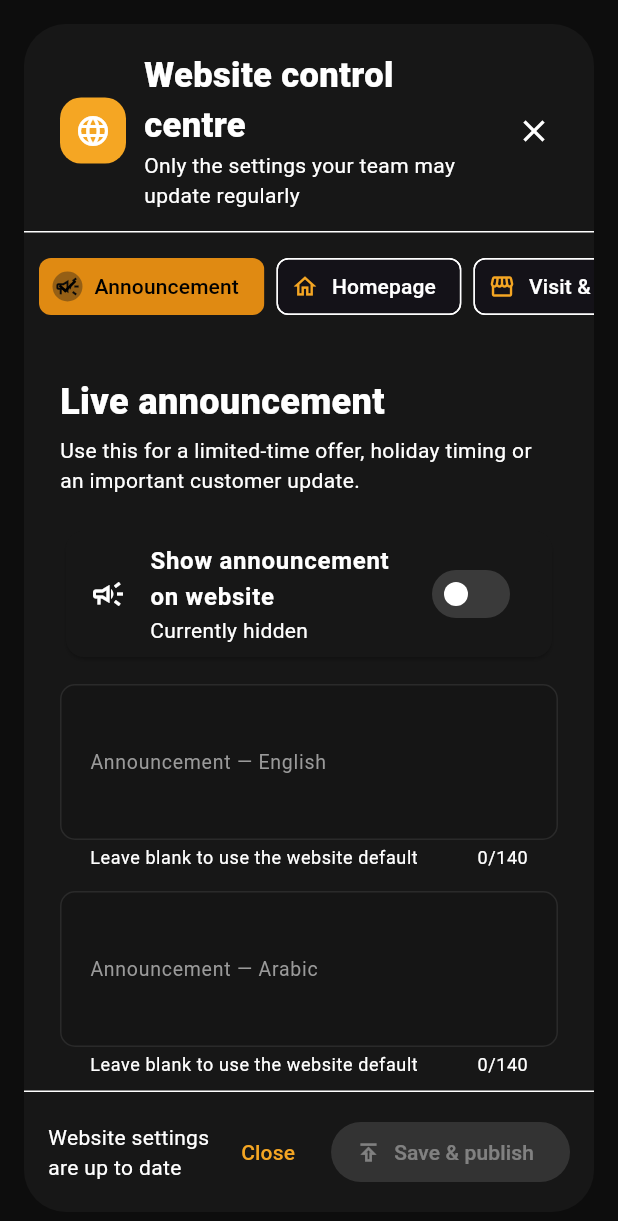
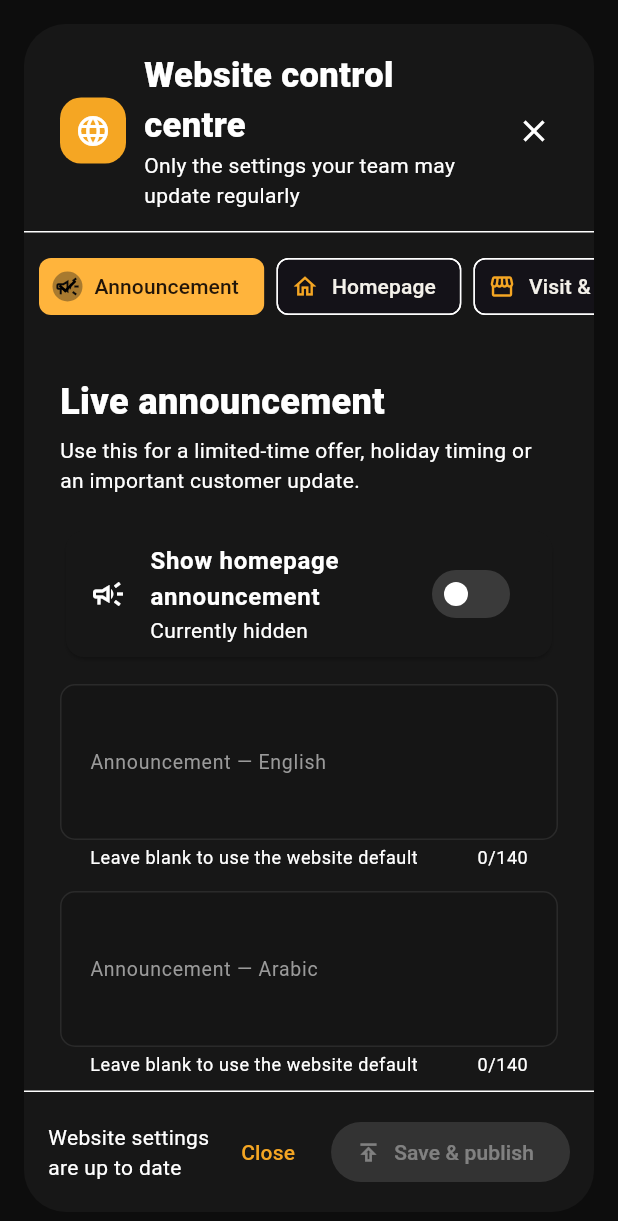
Before and after one commit to aadi-jee/meerath-admin-web-app, a Flutter app: the WebsiteContentEditor widget shown alone on an empty page, opened directly, on a phone screen of 412 x 824 dp. Shown: the top 1221 px of the screen. Run offline on Flutter 3.47's test engine with Material 3 defaults, Android fonts, the phone set to English and light mode, and no system bars; our stand-ins replace file_picker, supabase_flutter; accounts and stored records are empty.

Commit message:
Add catering content controls and improve settings UI

```diff
--- a/lib/screens/website_content_editor.dart
+++ b/lib/screens/website_content_editor.dart
@@ -19,11 +19,17 @@ class _WebsiteContentEditorState extends State<WebsiteContentEditor> {
   Map<String, dynamic> _original = {};
   List<Map<String, dynamic>> _items = [];
   bool _announcementEnabled = false;
+  bool _cateringAnnouncementEnabled = false;
   bool _loading = true, _busy = false, _dirty = false, _loaded = false;
   int _revision = 0, _section = 0;
   String? _error;
 
   static const fields = <String, String>{
+    'snapchat_url': 'Snapchat link',
+    'catering_announcement_en': 'Catering announcement — English',
+    'catering_announcement_ar': 'Catering announcement — Arabic',
+    'catering_occasions_en': 'Occasions — English (separate with |)',
+    'catering_occasions_ar': 'Occasions — Arabic (separate with |)',
     'announcement_en': 'Announcement — English',
     'announcement_ar': 'Announcement — Arabic',
     'hero_url': 'Homepage cover',
@@ -50,11 +56,7 @@ class _WebsiteContentEditorState extends State<WebsiteContentEditor> {
     'catering_gallery_6_url': 'Portfolio photo 6',
   };
   static const sections = [
-    (
-      Icons.campaign_outlined,
-      'Announcement',
-      'Short message shown across the website',
-    ),
+    (Icons.campaign_outlined, 'Announcement', 'Homepage and catering messages'),
     (Icons.home_outlined, 'Homepage', 'Cover, heading and introduction'),
     (
       Icons.storefront_outlined,
@@ -91,7 +93,9 @@ class _WebsiteContentEditorState extends State<WebsiteContentEditor> {
     try {
       final row = await _repo.load();
       final items = await _menu.loadMenuItems();
-      if (!mounted) return;
+      if (!mounted) {
+        return;
+      }
       final data = Map<String, dynamic>.from(row?['content'] as Map? ?? {});
       for (final field in _fields.entries) {
         field.value.text = data[field.key] as String? ?? '';
@@ -102,15 +106,21 @@ class _WebsiteContentEditorState extends State<WebsiteContentEditor> {
       setState(() {
         _original = data;
         _announcementEnabled = data['announcement_enabled'] == true;
+        _cateringAnnouncementEnabled =
+            data['catering_announcement_enabled'] == true;
         _revision = (row?['revision'] as num?)?.toInt() ?? 0;
         _items = items;
         _dirty = false;
         _loaded = true;
       });
     } catch (e) {
-      if (mounted) setState(() => _error = MenuRepository.errorMessage(e));
+      if (mounted) {
+        setState(() => _error = MenuRepository.errorMessage(e));
+      }
     } finally {
-      if (mounted) setState(() => _loading = false);
+      if (mounted) {
+        setState(() => _loading = false);
+      }
     }
   }
 
@@ -123,7 +133,9 @@ class _WebsiteContentEditorState extends State<WebsiteContentEditor> {
   }
 
   Future<void> _close() async {
-    if (_busy) return;
+    if (_busy) {
+      return;
+    }
     if (_dirty) {
       final discard = await showDialog<bool>(
         context: context,
@@ -144,9 +156,13 @@ class _WebsiteContentEditorState extends State<WebsiteContentEditor> {
           ],
         ),
       );
-      if (discard != true || !mounted) return;
+      if (discard != true || !mounted) {
+        return;
+      }
     }
-    if (mounted) Navigator.pop(context);
+    if (mounted) {
+      Navigator.pop(context);
+    }
   }
 
   Future<void> _upload(String key) async {
@@ -156,7 +172,9 @@ class _WebsiteContentEditorState extends State<WebsiteContentEditor> {
     });
     try {
       final file = await FilePicker.pickFile(type: FileType.image);
-      if (file == null) return;
+      if (file == null) {
+        return;
+      }
       if (await file.length() > 5 * 1024 * 1024) {
         throw const FormatException('Choose a JPG, PNG or WebP under 5 MB.');
       }
@@ -168,18 +186,32 @@ class _WebsiteContentEditorState extends State<WebsiteContentEditor> {
         });
       }
     } catch (e) {
-      if (mounted) setState(() => _error = MenuRepository.errorMessage(e));
+      if (mounted) {
+        setState(() => _error = MenuRepository.errorMessage(e));
+      }
     } finally {
-      if (mounted) setState(() => _busy = false);
+      if (mounted) {
+        setState(() => _busy = false);
+      }
     }
   }
 
   int _limit(String key) {
-    if (key.startsWith('announcement_')) return 140;
-    if (key.startsWith('heading_')) return 90;
-    if (key.startsWith('intro_')) return 260;
-    if (key.startsWith('address_')) return 220;
-    if (key.startsWith('hours_')) return 180;
+    if (key.contains('announcement_')) {
+      return 140;
+    }
+    if (key.startsWith('heading_')) {
+      return 90;
+    }
+    if (key.startsWith('intro_')) {
+      return 260;
+    }
+    if (key.startsWith('address_')) {
+      return 220;
+    }
+    if (key.startsWith('hours_')) {
+      return 180;
+    }
     return 3000;
   }
 
@@ -311,7 +343,7 @@ class _WebsiteContentEditorState extends State<WebsiteContentEditor> {
         child: SwitchListTile(
           secondary: const Icon(Icons.campaign_outlined),
           title: const Text(
-            'Show announcement on website',
+            'Show homepage announcement',
             style: TextStyle(fontWeight: FontWeight.w700),
           ),
           subtitle: Text(
@@ -332,11 +364,21 @@ class _WebsiteContentEditorState extends State<WebsiteContentEditor> {
         hint: 'Weekend family platter — available Thursday to Saturday',
       ),
       _field('announcement_ar', hint: 'اكتب الإعلان بالعربية'),
-      const _InfoNote(
-        icon: Icons.auto_awesome_outlined,
-        text:
-            'The message moves gently across the top of the website. Keep it short and clear.',
+      const SizedBox(height: 24),
+      _heading(
+        'Catering announcement',
+        'Only appears on Events & Catering. Keep the message short and welcoming.',
       ),
+      SwitchListTile(
+        title: const Text('Show catering announcement'),
+        value: _cateringAnnouncementEnabled,
+        onChanged: (value) => setState(() {
+          _cateringAnnouncementEnabled = value;
+          _dirty = true;
+        }),
+      ),
+      _field('catering_announcement_en'),
+      _field('catering_announcement_ar'),
     ],
   );
 
@@ -405,6 +447,7 @@ class _WebsiteContentEditorState extends State<WebsiteContentEditor> {
       _field('instagram_url'),
       _field('facebook_url'),
       _field('tiktok_url'),
+      _field('snapchat_url'),
     ],
   );
 
@@ -414,6 +457,20 @@ class _WebsiteContentEditorState extends State<WebsiteContentEditor> {
       _heading(
         'Events portfolio',
         'Refresh these photos as Meerath completes stronger events and catering work.',
+      ),
+      _field(
+        'catering_occasions_en',
+        hint:
+            'Corporate lunches | Family gatherings | Birthdays | Anniversaries',
+      ),
+      _field(
+        'catering_occasions_ar',
+        hint: 'غداء الشركات | التجمعات العائلية | حفلات الميلاد',
+      ),
+      const _InfoNote(
+        icon: Icons.info_outline,
+        text:
+            'Separate occasions with |. Leave blank to use the original occasion list.',
       ),
       _image(
         'catering_hero_url',
@@ -499,7 +556,18 @@ class _WebsiteContentEditorState extends State<WebsiteContentEditor> {
   };
 
   Future<void> _save() async {
-    if (!_loaded || !_form.currentState!.validate()) return;
+    if (!_loaded || !_form.currentState!.validate()) {
+      return;
+    }
+    if (_cateringAnnouncementEnabled &&
+        _fields['catering_announcement_en']!.text.trim().isEmpty &&
+        _fields['catering_announcement_ar']!.text.trim().isEmpty) {
+      setState(() {
+        _section = 0;
+        _error = 'Add a catering announcement before switching it on.';
+      });
+      return;
+    }
     if (_announcementEnabled &&
         _fields['announcement_en']!.text.trim().isEmpty &&
         _fields['announcement_ar']!.text.trim().isEmpty) {
@@ -519,10 +587,13 @@ class _WebsiteContentEditorState extends State<WebsiteContentEditor> {
       for (final entry in _fields.entries) {
         content[entry.key] = entry.value.text.trim();
       }
+      content['catering_announcement_enabled'] = _cateringAnnouncementEnabled;
       content['announcement_enabled'] = _announcementEnabled;
       content['featured_ids'] = _selected;
       final revision = await _repo.save(content, _revision);
-      if (!mounted) return;
+      if (!mounted) {
+        return;
+      }
       setState(() {
         _original = content;
         _revision = revision;
@@ -532,15 +603,21 @@ class _WebsiteContentEditorState extends State<WebsiteContentEditor> {
         const SnackBar(content: Text('Website published successfully.')),
       );
     } catch (e) {
-      if (mounted) setState(() => _error = MenuRepository.errorMessage(e));
+      if (mounted) {
+        setState(() => _error = MenuRepository.errorMessage(e));
+      }
     } finally {
-      if (mounted) setState(() => _busy = false);
+      if (mounted) {
+        setState(() => _busy = false);
+      }
     }
   }
 
   String? _validate(String key, String? value) {
     final text = (value ?? '').trim();
-    if (text.isEmpty) return null;
+    if (text.isEmpty) {
+      return null;
+    }
     if (key.endsWith('_url')) {
       final url = Uri.tryParse(text);
       if (url == null ||
@@ -632,13 +709,17 @@ class _WebsiteContentEditorState extends State<WebsiteContentEditor> {
                             final section = sections[index];
                             return ListTile(
                               selected: _section == index,
-                              selectedTileColor: Theme.of(
-                                context,
-                              ).colorScheme.primaryContainer,
+                              selectedColor: const Color(0xFF211509),
+                              selectedTileColor: const Color(0xFFFFB43C),
                               shape: RoundedRectangleBorder(
                                 borderRadius: BorderRadius.circular(14),
                               ),
-                              leading: Icon(section.$1),
+                              leading: Icon(
+                                section.$1,
+                                color: _section == index
+                                    ? const Color(0xFF211509)
+                                    : null,
+                              ),
                               title: Text(
                                 section.$2,
                                 style: const TextStyle(
@@ -646,7 +727,15 @@ class _WebsiteContentEditorState extends State<WebsiteContentEditor> {
                                 ),
                               ),
                               subtitle: desktop
-                                  ? Text(section.$3, maxLines: 2)
+                                  ? Text(
+                                      section.$3,
+                                      maxLines: 2,
+                                      style: TextStyle(
+                                        color: _section == index
+                                            ? const Color(0xFF493113)
+                                            : null,
+                                      ),
+                                    )
                                   : null,
                               onTap: () => setState(() => _section = index),
                             );
@@ -693,6 +782,12 @@ class _WebsiteContentEditorState extends State<WebsiteContentEditor> {
                                 separatorBuilder: (_, _) =>
                                     const SizedBox(width: 8),
                                 itemBuilder: (context, i) => ChoiceChip(
+                                  selectedColor: const Color(0xFFFFB43C),
+                                  labelStyle: TextStyle(
+                                    color: _section == i
+                                        ? const Color(0xFF211509)
+                                        : const Color(0xFFF4F1EA),
+                                  ),
                                   avatar: Icon(sections[i].$1, size: 18),
                                   label: Text(sections[i].$2),
                                   selected: _section == i,
```
